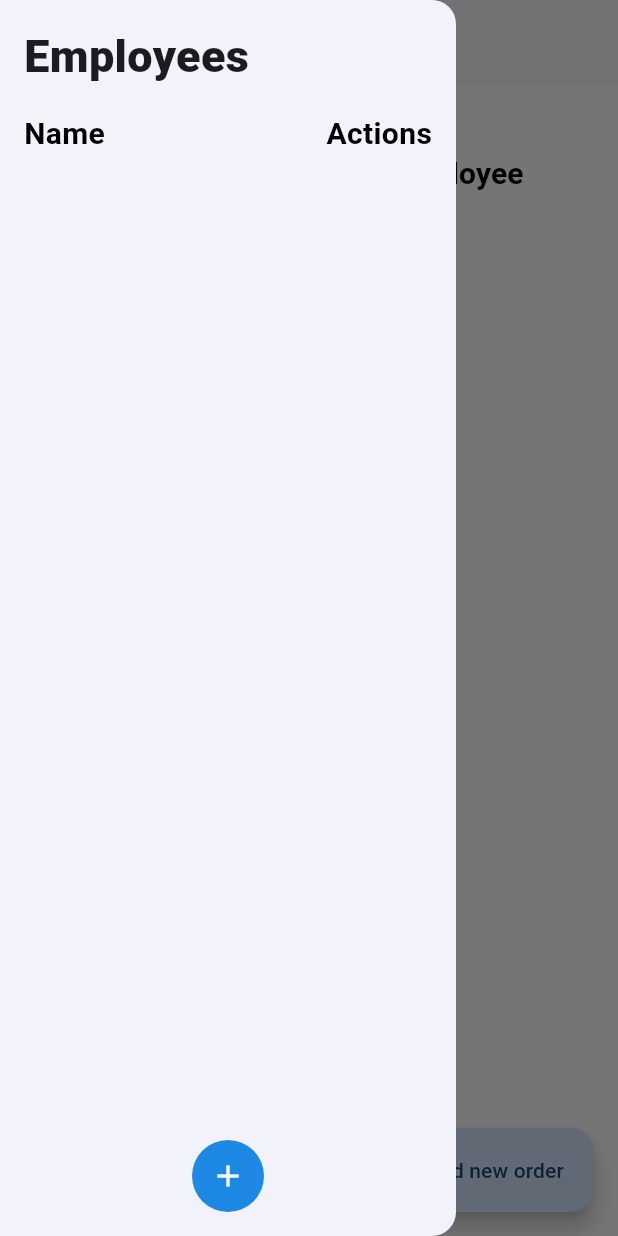
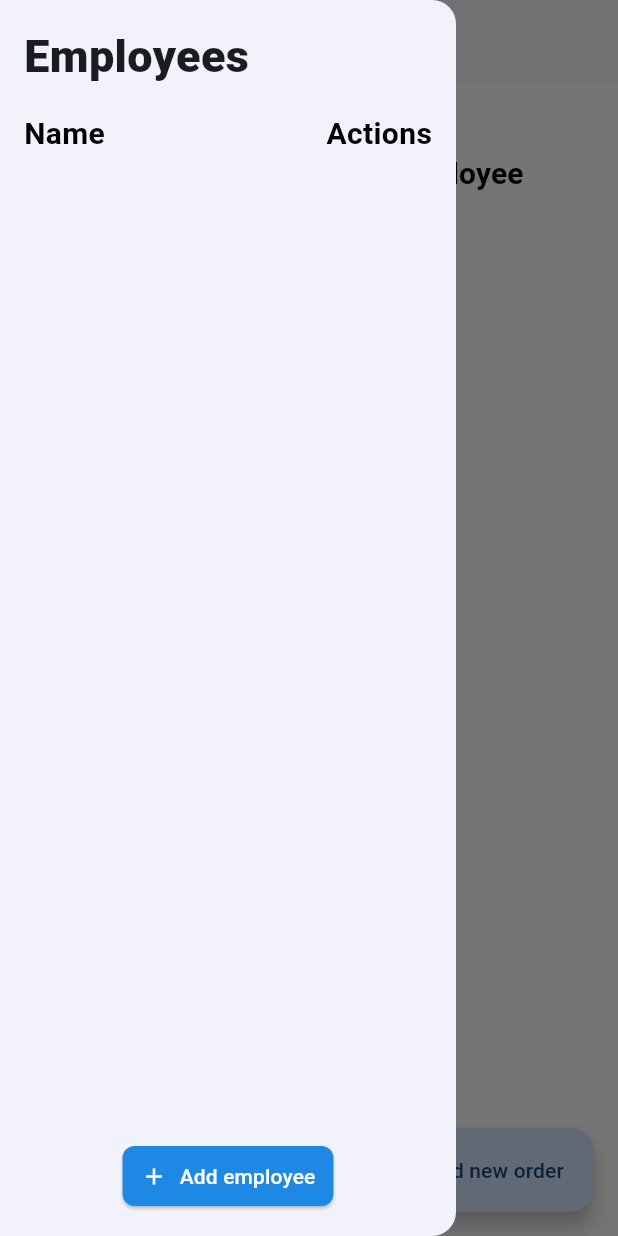
Before and after one commit to freedomdp/MiroFirebase, a Flutter app: the screen it shows after launch, with the side drawer open, on a phone screen of 412 x 824 dp. Run offline on Flutter 3.47's test engine with Material 3 defaults, Android fonts, the phone set to English and light mode, and no system bars; our stand-ins replace cloud_firestore, firebase_core; accounts and stored records are empty.

Commit message:
The form of adding an order is completely done. Further validation and saving in the database

```diff
--- a/lib/screens/home_page.dart
+++ b/lib/screens/home_page.dart
@@ -4,6 +4,7 @@ import 'package:miro/style/text_styles.dart'; // Убедитесь, что в
 import 'package:miro/widgets/sidebar.dart';
 import 'package:miro/FireBase/firestore.dart';
 import 'package:intl/intl.dart';
+import 'package:miro/widgets/add_order_dialog.dart';
 
 class HomePage extends StatefulWidget {
   HomePage({super.key});
@@ -24,7 +25,10 @@ class _HomePageState extends State<HomePage> {
     return Scaffold(
       key: _scaffoldKey,
       appBar: AppBar(
-        title: const Text('Smart Ship Cars'),
+        title: const Text(
+          'Smart Ship Cars',
+          style: TextStyles.h1Style,
+        ),
         leading: IconButton(
           icon: const Icon(Icons.person),
           onPressed: () => _scaffoldKey.currentState?.openDrawer(),
@@ -119,8 +123,10 @@ class _HomePageState extends State<HomePage> {
       // Добавление плавающей кнопки с иконкой и надписью
       floatingActionButton: FloatingActionButton.extended(
         onPressed: () {
-          // Здесь должен быть код для добавления нового заказа
-          // Например, открытие диалогового окна или новой страницы
+          showDialog(
+            context: context,
+            builder: (context) => const AddOrderDialog(),
+          );
         },
         icon: const Icon(Icons.add),
         label: const Text("Add new order"),
--- a/lib/style/colors.dart
+++ b/lib/style/colors.dart
@@ -7,4 +7,6 @@ class AppColors {
   static const border = Color(0xFF000000);
   static const text = Color(0xFF000000);
   static const add = Color(0xFF018786);
+  static const text_secondary = Color(0xFF808080);
+  static const validation_failed = Color(0xFFEE204D);
 }
--- a/lib/style/text_styles.dart
+++ b/lib/style/text_styles.dart
@@ -29,4 +29,20 @@ class TextStyles {
     fontSize: 20.0,
     fontWeight: FontWeight.bold,
   );
+
+  static const TextStyle button_prymary = TextStyle(
+    fontSize: 20.0,
+    fontWeight: FontWeight.bold,
+    color: AppColors.add,
+  );
+  static const TextStyle button_validate = TextStyle(
+    fontSize: 19.0,
+    fontWeight: FontWeight.w100,
+    color: AppColors.text_secondary,
+  );
+  static const TextStyle button_cancel = TextStyle(
+    fontSize: 19.0,
+    fontWeight: FontWeight.w100,
+    color: AppColors.text_secondary,
+  );
 }
--- a/lib/widgets/sidebar.dart
+++ b/lib/widgets/sidebar.dart
@@ -19,35 +19,46 @@ class _EmployeesSidebarState extends State<EmployeesSidebar> {
   final TextEditingController textController = TextEditingController();
 
   // open a dialog vox to add a Employee
-  void openEmployeesBox({String? docID}) {
+  void openEmployeesBox({
+    String? docID,
+    String label = "Employee Name",
+    String buttonText = "Save",
+    String initialValue = "",
+  }) {
+    textController.text =
+        initialValue; // Установка начального значения для поля ввода
+
     showDialog(
       context: context,
       builder: (context) => AlertDialog(
-          content: TextField(
+        content: Column(
+          mainAxisSize: MainAxisSize.min,
+          crossAxisAlignment: CrossAxisAlignment.start,
+          children: [
+            Text(label,
+                style: const TextStyle(
+                    fontWeight: FontWeight.bold)), // Отображение лейбла
+            TextField(
               controller: textController,
             ),
+          ],
+        ),
         actions: [
-            // button to save
           ElevatedButton(
             onPressed: () {
-                  // add a new employee
               if (docID == null) {
                 widget.firestoreService.addEmployee(textController.text);
-                  }
-                  // update an existing employee
-                  else {
+              } else {
                 widget.firestoreService
                     .updateEmployee(docID, textController.text);
               }
-
-                  // clear the text controller
               textController.clear();
-
-                  // close the box
               Navigator.pop(context);
             },
-                child: const Text('Add'))
-          ]),
+            child: Text(buttonText), // Установка текста кнопки
+          ),
+        ],
+      ),
     );
   }
 
@@ -102,7 +113,13 @@ class _EmployeesSidebarState extends State<EmployeesSidebar> {
                             children: [
                               // update button
                               IconButton(
-                                onPressed: () => openEmployeesBox(docID: docID),
+                                onPressed: () => openEmployeesBox(
+                                  docID: document.id,
+                                  label: "Edit employee name",
+                                  buttonText: "Update",
+                                  initialValue: data[
+                                      'Employee'], // Используем значение из текущего документа
+                                ),
                                 icon: const Icon(Icons.edit),
                               ),
 
@@ -128,19 +145,26 @@ class _EmployeesSidebarState extends State<EmployeesSidebar> {
           Padding(
             padding:
                 const EdgeInsets.symmetric(vertical: 16.0, horizontal: 8.0),
-            child: Align(
-              alignment: Alignment.center,
-              child: Ink(
-                decoration: BoxDecoration(
-                  color: AppColors.primary, // Цвет фона кнопки
-                  borderRadius:
-                      BorderRadius.circular(100), // Делаем круглую форму
+            child: ElevatedButton.icon(
+              onPressed: () => openEmployeesBox(
+                label: "Enter new employee name",
+                buttonText: "Add",
               ),
-                child: IconButton(
-                  icon: const Icon(Icons.add),
-                  color: AppColors.background, // Цвет иконки
-                  onPressed: () => openEmployeesBox(), // Действие при нажатии
+              icon: const Icon(Icons.add,
+                  color: AppColors.background), // Иконка кнопки
+              label: const Text("Add employee",
+                  style:
+                      TextStyle(color: AppColors.background)), // Текст кнопки
+              style: ElevatedButton.styleFrom(
+                backgroundColor: AppColors.primary, // Фон кнопки
+                foregroundColor:
+                    AppColors.background, // Цвет текста и иконки при нажатии
+                shape: RoundedRectangleBorder(
+                  // Скругление углов
+                  borderRadius: BorderRadius.circular(8),
                 ),
+                padding: const EdgeInsets.symmetric(
+                    horizontal: 12, vertical: 8), // Внутренние отступы
               ),
             ),
           ),
```
Also changed, not shown: lib/FireBase/firestore.dart (+3 -4 lines), lib/style/form_field_styles.dart (added, +33 -0 lines), lib/widgets/add_order_dialog.dart (added, +188 -0 lines), lib/widgets/date_picker_form_field.dart (added, +36 -0 lines), lib/widgets/employee_dropdown.dart (added, +48 -0 lines). Lines whose indentation alone changed are shown as unchanged.
